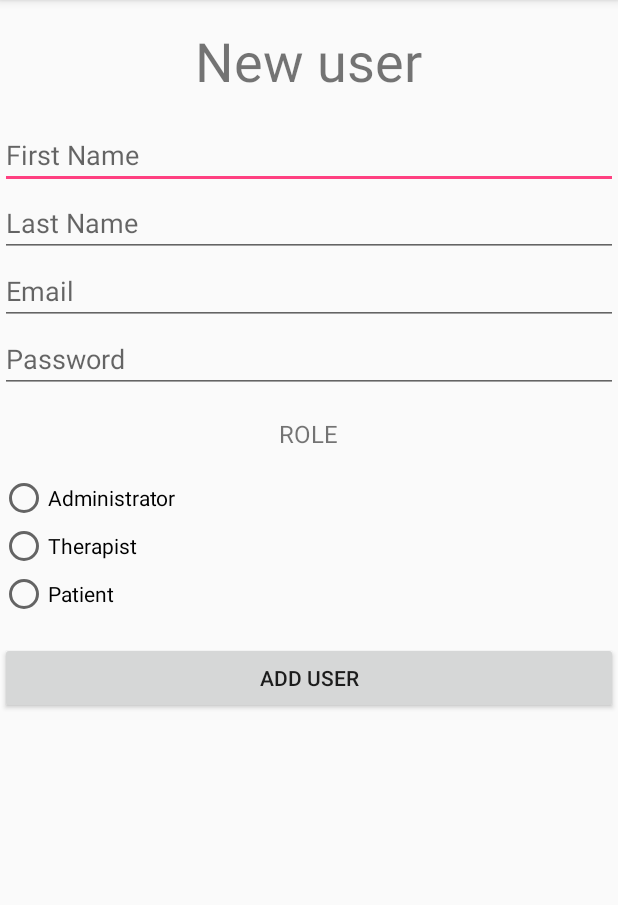
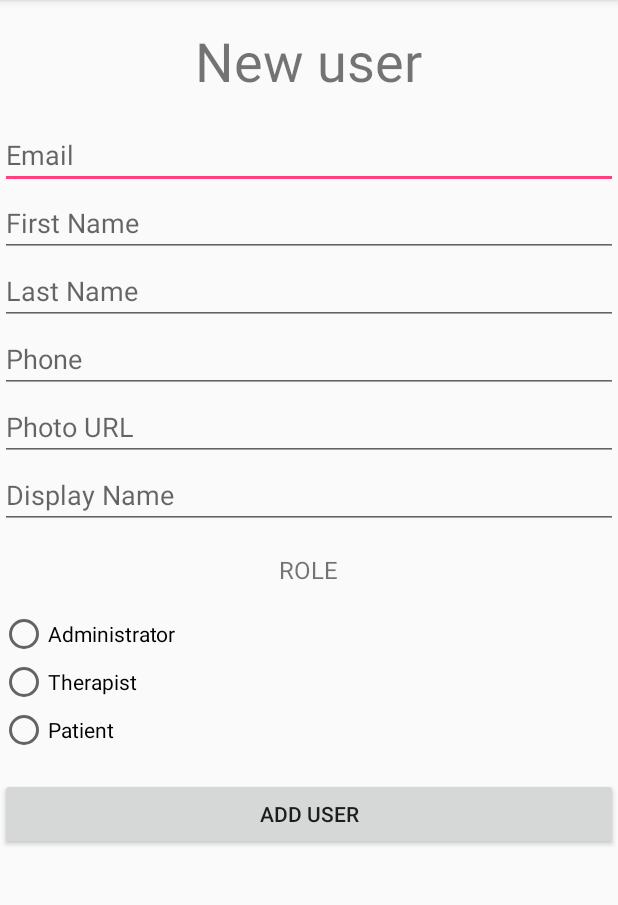
Before and after one commit to aitzkovitz/Fall2017_IntelliCane, an Android app: the NewUserActivity screen opened directly, with no data from a screen before it, after a tap on "ADD USER", on a phone screen of 412 x 824 dp, the part 84-989 px from its top. Run offline under Robolectric (Android 15) with nearby library versions, the phone set to English and light mode, and no system bars; our stand-ins replace Firebase (no records; nobody signed in at launch, a user with empty details on screens opened directly); 2 statements that could not run were skipped.

Commit message:
client side updates

```diff
--- a/app/src/main/java/project2017/intellic/AdminRequest.java
+++ b/app/src/main/java/project2017/intellic/AdminRequest.java
@@ -38,6 +38,7 @@ public class AdminRequest extends
     private final String deleteUserURL = "https://us-central1-icane-41ce5.cloudfunctions.net/app/admin/deleteUser";
     private final String getUserURL = "https://us-central1-icane-41ce5.cloudfunctions.net/app/admin/getUser";
     private final String updateUserURL = "https://us-central1-icane-41ce5.cloudfunctions.net/app/admin/updateUser";
+    private final String deleteDataURL = "https://us-central1-icane-41ce5.cloudfunctions.net/app/admin/deleteData";
     // for logging
     private final String TAG = "post json example";
 
@@ -68,6 +69,8 @@ public class AdminRequest extends
             success = getServerResponse( getUserURL );
         } else if(adminAction == "updateUser"){
             success = getServerResponse( updateUserURL );
+        } else if(adminAction == "deleteData"){
+            success = getServerResponse( deleteDataURL );
         } else {
             success = false;
         }
--- a/app/src/main/java/project2017/intellic/NewUserActivity.java
+++ b/app/src/main/java/project2017/intellic/NewUserActivity.java
@@ -76,10 +76,13 @@ public class NewUserActivity extends AppCompatActivity {
 
         FirebaseAuth mAuth = FirebaseAuth.getInstance();
 
-        EditText editTextEmail = (EditText) findViewById(R.id.newUserEmail);
-        EditText editTextFName = (EditText) findViewById(R.id.fName);
-        EditText editTextLName = (EditText) findViewById(R.id.lName);
-        radioGroup = (RadioGroup) findViewById(R.id.radio);
+        EditText editTextEmail = (EditText) findViewById(R.id.newUserEmail );
+        EditText editTextFName = (EditText) findViewById(R.id.newUserfName );
+        EditText editTextLName = (EditText) findViewById(R.id.newUserlName );
+        EditText editTextPhone = (EditText) findViewById(R.id.newUserPhone );
+        EditText editTextPhotoURL = (EditText) findViewById(R.id.newUserPhotoURL );
+        EditText editTextDisplayName = (EditText) findViewById(R.id.newUserDisplayName );
+        radioGroup = (RadioGroup) findViewById(R.id.radio );
 
         int selectedId = radioGroup.getCheckedRadioButtonId();
         radioButton = (RadioButton) findViewById(selectedId);
@@ -87,6 +90,9 @@ public class NewUserActivity extends AppCompatActivity {
         final String email = editTextEmail.getText().toString();
         final String fname = editTextFName.getText().toString();
         final String lname = editTextLName.getText().toString();
+        final String photourl = editTextPhotoURL.getText().toString();
+        final String phone = editTextPhone.getText().toString();
+        final String displayname = editTextDisplayName.getText().toString();
         final String role = radioButton.getText().toString();
 
         // TBI: use cookies instead of requesting a token to send each time
@@ -120,7 +126,11 @@ public class NewUserActivity extends AppCompatActivity {
                                         new Pair<String, String>("role", role),
                                         new Pair<String, String>("email", email),
                                         new Pair<String, String>("fname", fname),
-                                        new Pair<String, String>("lname", lname));
+                                        new Pair<String, String>("lname", lname),
+                                        new Pair<String, String>("photoURL", photourl),
+                                        new Pair<String, String>("phone", phone),
+                                        new Pair<String, String>("displayName", displayname)
+                                );
                                 adminRequest.addToken(tok);
                                 adminRequest.execute("addUser");
 
--- a/app/src/main/java/project2017/intellic/User.java
+++ b/app/src/main/java/project2017/intellic/User.java
@@ -23,6 +23,7 @@ public class User implements Parcelable {
     // database userinfo
     private String fname;
     private String lname;
+    private String role;
 
     // auth userinfo
     private String email;
@@ -80,6 +81,9 @@ public class User implements Parcelable {
             if (json.has( "emailVerified" )){
                 emailVerified = json.optBoolean( "emailVerified" );
             }
+            if (json.has( "role" )){
+                role = json.optBoolean( "role" );
+            }
         } catch (JSONException e){
             Log.v("JSON CONSTRUCTOR", e.toString());
         }
@@ -103,6 +107,7 @@ public class User implements Parcelable {
 
     private User(Parcel in) {
         uid = in.readString();
+        role = in.readString();
         fname = in.readString();
         lname = in.readString();
         email = in.readString();
@@ -116,6 +121,7 @@ public class User implements Parcelable {
 
     public void writeToParcel(Parcel out, int flags) {
         out.writeString(uid);
+        out.writeString(role);
         out.writeString(fname);
         out.writeString(lname);
         out.writeString(email);
--- a/app/src/main/res/layout/activity_new_user.xml
+++ b/app/src/main/res/layout/activity_new_user.xml
@@ -12,31 +12,46 @@
         android:textSize="36dp"
         />
     <EditText
-        android:id="@+id/fName"
+        android:id="@+id/newUserEmail"
+        android:layout_width="match_parent"
+        android:layout_height="wrap_content"
+        android:hint="Email"
+        android:inputType="textEmailAddress"
+        />
+
+    <EditText
+        android:id="@+id/newUserfName"
         android:layout_width="match_parent"
         android:layout_height="wrap_content"
         android:hint="First Name"
         />
 
     <EditText
-        android:id="@+id/lName"
+        android:id="@+id/newUserlName"
         android:layout_width="match_parent"
         android:layout_height="wrap_content"
         android:hint="Last Name"
         />
 
     <EditText
-        android:id="@+id/newUserEmail"
+        android:id="@+id/newUserPhone"
         android:layout_width="match_parent"
         android:layout_height="wrap_content"
-        android:hint="Email"
+        android:hint="Phone"
         />
     <EditText
-        android:id="@+id/newUserPassword"
+        android:id="@+id/newUserPhotoURL"
         android:layout_width="match_parent"
         android:layout_height="wrap_content"
-        android:hint="Password"
-        android:inputType="textVisiblePassword"/>
+        android:hint="Photo URL"
+        android:inputType="textUri"/>
+
+    <EditText
+        android:id="@+id/newUserDisplayName"
+        android:layout_width="match_parent"
+        android:layout_height="wrap_content"
+        android:hint="Display Name"
+        android:inputType="text"/>
 
     <TextView
         android:layout_width="wrap_content"
```
Also changed, not shown: app/src/main/java/project2017/intellic/DeleteDataActivity.java (+74 -2 lines), app/src/main/java/project2017/intellic/DeleteUserActivity.java (+23 -4 lines), app/src/main/java/project2017/intellic/EditUserActivity.java (+28 -28 lines).
